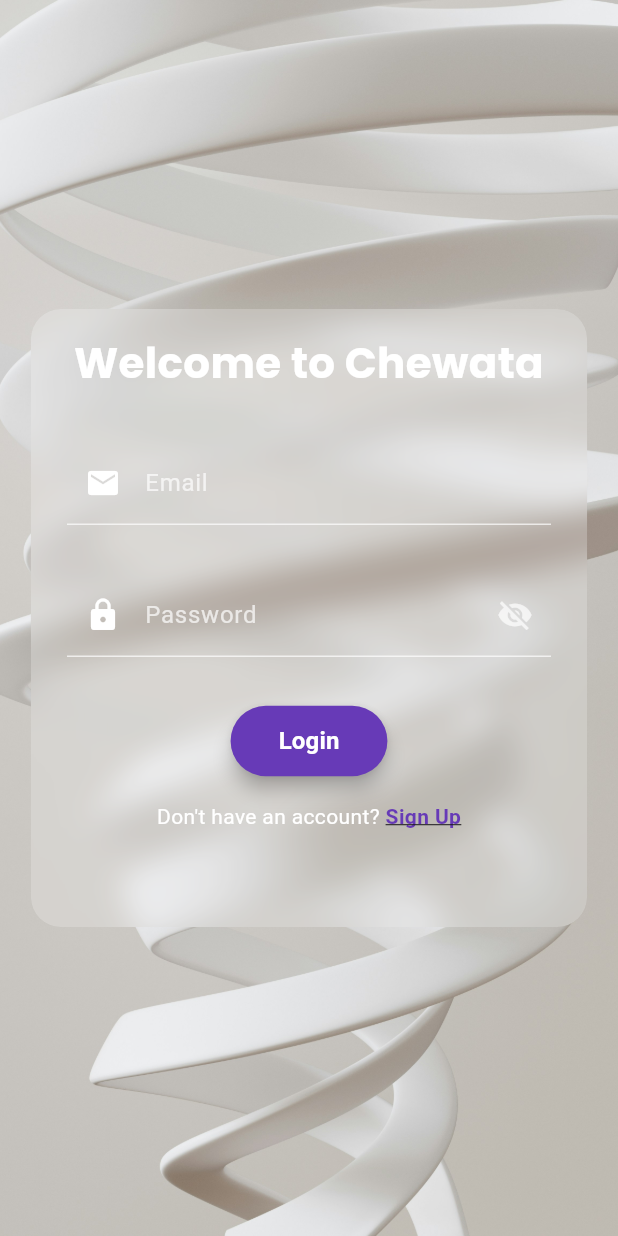
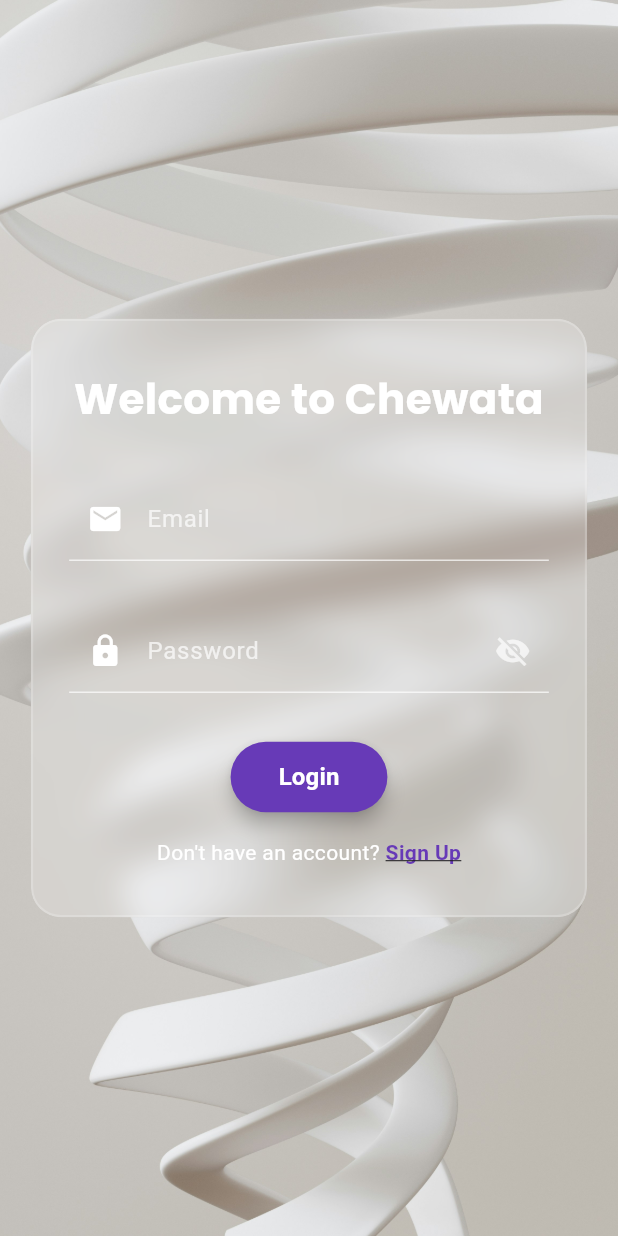
Before and after one commit to abeelgetahun/chewata-ChatApp, a Flutter app: the AuthScreen screen opened by its route, on a phone screen of 412 x 824 dp. Run offline on Flutter 3.47's test engine with Material 3 defaults, Android fonts, the phone set to English and light mode, and no system bars; our stand-ins replace cloud_firestore, firebase_auth, firebase_core, flutter_dotenv, get, iconsax and 2 more; accounts and stored records are empty.

Commit message:
Refactor AuthScreen to simplify layout and enhance readability by removing unnecessary complexity and implementing a toggle view for login/signup forms.

```diff
--- a/lib/screen/auth/auth_screen.dart
+++ b/lib/screen/auth/auth_screen.dart
@@ -1,101 +1,44 @@
 import 'package:flutter/material.dart';
-import 'dart:ui';
-import 'login_form.dart';
-import 'signup_form.dart';
+import 'package:chewata/screen/auth/login_form.dart';
+import 'package:chewata/screen/auth/signup_form.dart';
+import 'package:chewata/screen/auth/widgets/auth_background.dart';
+import 'package:chewata/screen/auth/widgets/auth_box.dart';
 
 class AuthScreen extends StatefulWidget {
-  const AuthScreen({super.key});
+  const AuthScreen({Key? key}) : super(key: key);
 
   @override
   State<AuthScreen> createState() => _AuthScreenState();
 }
 
 class _AuthScreenState extends State<AuthScreen> {
-  final PageController _pageController = PageController();
-  int _currentPage = 0;
+  bool _showLogin = true;
+
+  void _toggleView() {
+    setState(() {
+      _showLogin = !_showLogin;
+    });
+  }
 
   @override
   Widget build(BuildContext context) {
-    final size = MediaQuery.of(context).size;
-
-    // Determine the current theme mode (light or dark)
-    final isDarkMode = Theme.of(context).brightness == Brightness.dark;
-
-    // Select the appropriate background image based on the theme
-    final backgroundImage = isDarkMode
-        ? "assets/images/auth_images/login_background_dark.jpg"
-        : "assets/images/auth_images/login_background.jpg";
-
-    // Calculate dynamic height for the box
-    double boxHeight;
-    if (size.width < 600) {
-      // Mobile view
-      boxHeight = _currentPage == 0 ? size.height * 0.5 : size.height * 0.7;
-    } else {
-      // Desktop view
-      boxHeight = _currentPage == 0 ? size.height * 0.6 : size.height * 0.8;
-    }
+    final screenWidth = MediaQuery.of(context).size.width;
+    final formWidth = screenWidth > 600 ? 500.0 : screenWidth * 0.9;
 
     return Scaffold(
       body: Stack(
         children: [
-          // Dynamic background image
-          Container(
-            decoration: BoxDecoration(
-              image: DecorationImage(
-                image: AssetImage(backgroundImage),
-                fit: BoxFit.cover, // Ensure the image covers the full screen
-              ),
-            ),
-          ),
-          // Content box with PageView
-          Center(
-            child: SingleChildScrollView(
-              child: AnimatedContainer(
-                duration: const Duration(milliseconds: 300),
-                curve: Curves.easeInOut,
-                width: size.width > 600 ? 500 : size.width * 0.9,
-                height: boxHeight, // Dynamic height
-                child: ClipRRect(
-                  borderRadius: BorderRadius.circular(20),
-                  child: BackdropFilter(
-                    filter: ImageFilter.blur(sigmaX: 10, sigmaY: 10),
-                    child: Container(
-                      padding: const EdgeInsets.symmetric(horizontal: 24, vertical: 16),
-                      decoration: BoxDecoration(
-                        color: Colors.white.withOpacity(0.2),
-                        borderRadius: BorderRadius.circular(20),
-                      ),
-                      child: PageView(
-                        controller: _pageController,
-                        physics: const NeverScrollableScrollPhysics(), // Disable swipe
-                        onPageChanged: (index) {
-                          setState(() {
-                            _currentPage = index;
-                          });
-                        },
-                        children: [
-                          // Login Form
-                          LoginForm(onSwitchToSignUp: () {
-                            _pageController.animateToPage(
-                              1,
-                              duration: const Duration(milliseconds: 500),
-                              curve: Curves.easeInOut,
-                            );
-                          }),
-                          // Sign Up Form
-                          SignupForm(onSwitchToLogin: () {
-                            _pageController.animateToPage(
-                              0,
-                              duration: const Duration(milliseconds: 500),
-                              curve: Curves.easeInOut,
-                            );
-                          }),
-                        ],
-                      ),
-                    ),
-                  ),
-                ),
+          // Background that changes based on theme
+          const AuthBackground(),
+
+          // Main content
+          SafeArea(
+            child: Center(
+              child: AuthBox(
+                width: formWidth,
+                child: _showLogin
+                    ? LoginForm(onSwitchToSignUp: _toggleView)
+                    : SignupForm(onSwitchToLogin: _toggleView),
               ),
             ),
           ),
```
